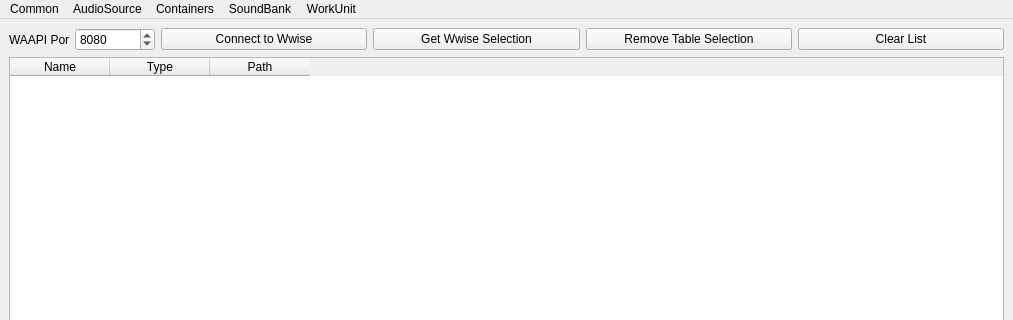
victor647/AudioToolkit647, file WwiseTools/QtDesign/MainWindow.ui: the form before one commit; both pictures show x 0 to 1013 and y 0 to 320 of the 1013 by 464 pixel window.
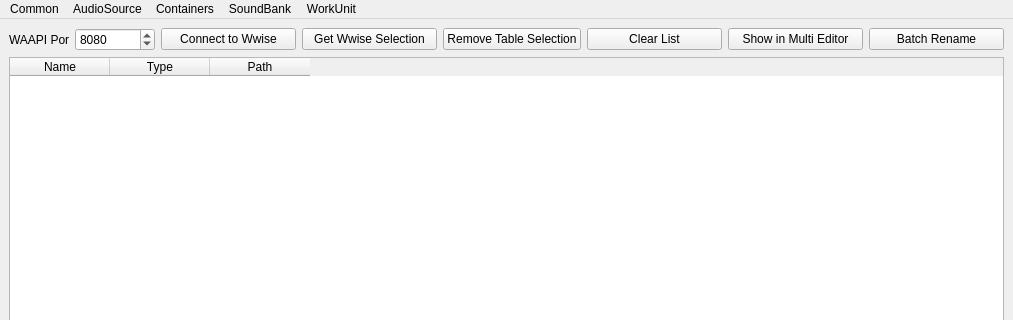
The form after the commit.

Patch:
```diff
--- a/WwiseTools/QtDesign/MainWindow.ui
+++ b/WwiseTools/QtDesign/MainWindow.ui
@@ -77,6 +77,20 @@
         </property>
        </widget>
       </item>
+      <item>
+       <widget class="QPushButton" name="btnMultiEditor">
+        <property name="text">
+         <string>Show in Multi Editor</string>
+        </property>
+       </widget>
+      </item>
+      <item>
+       <widget class="QPushButton" name="btnBatchRename">
+        <property name="text">
+         <string>Batch Rename</string>
+        </property>
+       </widget>
+      </item>
      </layout>
     </item>
     <item>
```
Left out of the diff: 26 changed lines with no effect on the pictures.
